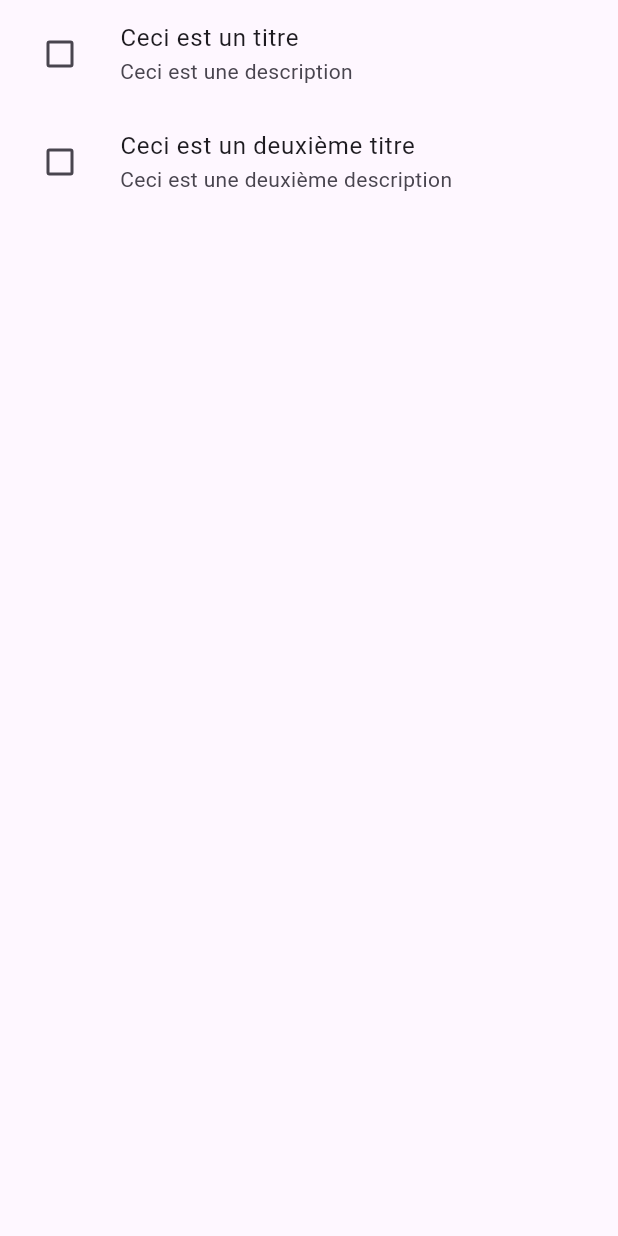
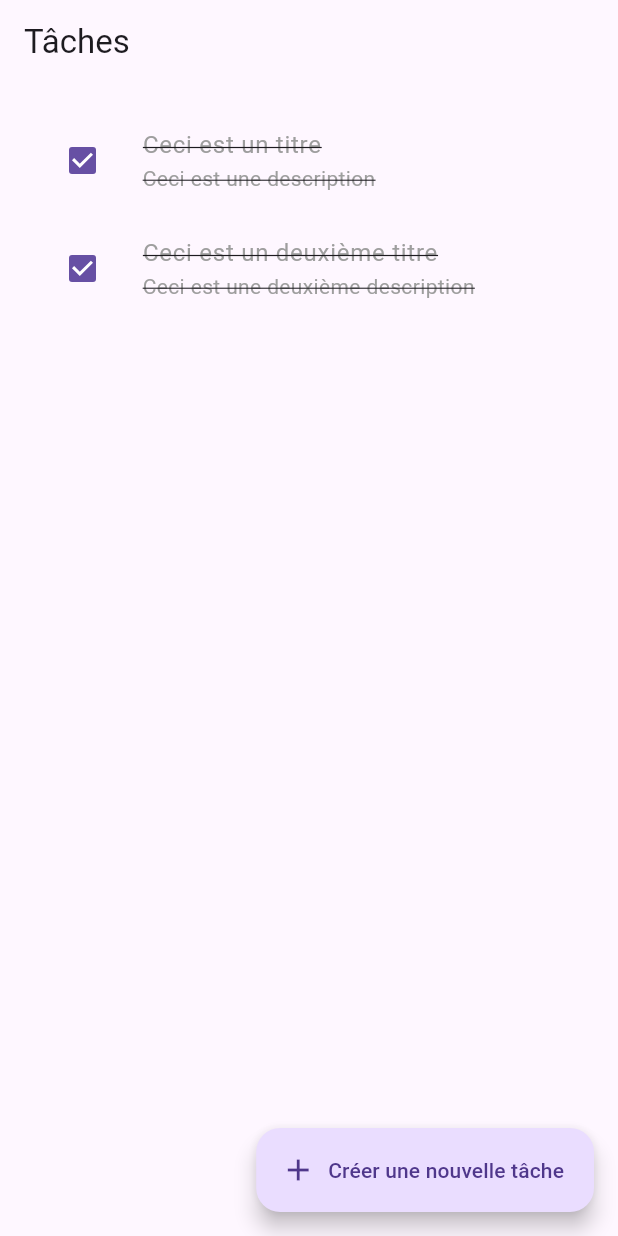
Before and after one commit to JB-0037/todo_list_flutter, a Flutter app: the screen it shows after launch, on a phone screen of 412 x 824 dp. Run offline on Flutter 3.47's test engine with Material 3 defaults, Android fonts, the phone set to English and light mode, and no system bars.

Commit message:
Task: add todo (only design) ✅

```diff
--- a/lib/main.dart
+++ b/lib/main.dart
@@ -2,39 +2,152 @@ import 'package:flutter/material.dart';
 import 'package:todo_list/todo.dart';
 
 void main() {
-  runApp(TodoListApp());
+  runApp(const TodoListApp());
 }
 
 class TodoListApp extends StatefulWidget {
-  TodoListApp({super.key});
+  const TodoListApp({super.key});
 
   @override
   State<TodoListApp> createState() => _TodoListAppState();
 }
 
 class _TodoListAppState extends State<TodoListApp> {
+  @override
+  Widget build(BuildContext context) {
+    return MaterialApp(
+      home: MainRoute(),
+    );
+  }
+}
 
-  List<Todo> todos = [
-    Todo(title: "Ceci est un titre", description: "Ceci est une description"),
+class MainRoute extends StatelessWidget {
+  MainRoute({
+    super.key,
+  });
+
+  final List<Todo> todos = [
+    Todo(title: "Ceci est un titre ", description: "Ceci est une description"),
     Todo(title: "Ceci est un deuxième titre", description: "Ceci est une deuxième description"),
   ];
 
   List<TodoListTile> buildTodoList() {
     List<TodoListTile> tiles = [];
-    for (Todo todo in todos) {
-      tiles.add(TodoListTile(title: todo.title, subtitle: todo.description));
+    for (var i = 0; i < todos.length; i++) {
+      Todo todo = todos[i];
+      todo.isCompleted = true;
+      tiles.add(TodoListTile(title: todo.title, subtitle: todo.description, todos: todos, todoIndex: i, ));
     }
     return tiles;
   }
 
+  void displayTodo(Todo todo) {
+    print("Titre: ${todo.title}, Description ${todo.description}, isCompleted: ${todo.isCompleted}, dueDate: ${todo.dueDate}");
+  }
+
   @override
   Widget build(BuildContext context) {
-    return MaterialApp(
-      home: Scaffold(
-        body: ListView(
-          children: buildTodoList(),
+    return Scaffold(
+      appBar: AppBar(
+        title: const Text("Tâches"),
+      ),
+      body: Padding(
+        padding: const EdgeInsets.all(15.0),
+        child: Column(
+          children: [
+            Expanded(
+              child: ListView(
+                children: buildTodoList(),
+              ),
+            ),
+          ],
         ),
       ),
+      floatingActionButton: FloatingActionButton.extended(
+        icon: const Icon(Icons.add),
+        label: const Text("Créer une nouvelle tâche"),
+        onPressed: () {
+          Navigator.push(
+              context,
+              MaterialPageRoute(builder: (context) => const CreateTodoRoute())
+          );
+        }
+      ),
+    );
+  }
+}
+
+class CreateTodoRoute extends StatefulWidget {
+  const CreateTodoRoute({
+    super.key,
+  });
+
+  @override
+  State<CreateTodoRoute> createState() => _CreateTodoRouteState();
+}
+
+class _CreateTodoRouteState extends State<CreateTodoRoute> {
+
+  final todoNameController = TextEditingController();
+  final todoDescriptionController = TextEditingController();
+  DateTime? todoDueDateValue;
+
+
+  @override
+  Widget build(BuildContext context) {
+    return Scaffold(
+      appBar: AppBar(
+        title: const Text("Créer une nouvelle tâche"),
+      ),
+      body: Column(
+          children: [
+            Padding(
+              padding: const EdgeInsets.only(left: 20, right: 20, bottom: 20),
+              child: TextField(
+                controller: todoNameController,
+                decoration: const InputDecoration(
+                  hintText: "Tâche à réaliser"
+                ),
+              ),
+            ),
+            Padding(
+              padding: const EdgeInsets.only(left: 20, right: 20, bottom: 20),
+              child: TextField(
+                controller: todoDescriptionController,
+                decoration: const InputDecoration(
+                  fillColor: Colors.red,
+                  hintText: "Description de la tâche à réaliser"
+                ),
+              ),
+            ),
+            const Padding(
+              padding: EdgeInsets.only(left: 20, right: 20),
+              child: Text(
+                "Date d'échéance",
+                style: TextStyle(
+                  fontWeight: FontWeight.w700
+                ),
+              ),
+            ),
+            CalendarDatePicker(
+              initialDate: DateTime.now(),
+              firstDate: DateTime.now(),
+              lastDate: DateTime(2100),
+              onDateChanged: (value) {
+                print(value);
+                todoDueDateValue = value;
+              }
+            ),
+            Center(
+              child: FloatingActionButton(
+                child: const Icon(Icons.add),
+                onPressed: () {
+                  print("Nouvelle tâche: ${todoNameController.value.text}, Description: ${todoDescriptionController.value.text}, Échéance: $todoDueDateValue");
+                }
+              ),
+            )
+          ],
+        ),
     );
   }
 }
@@ -42,11 +155,15 @@ class _TodoListAppState extends State<TodoListApp> {
 class TodoListTile extends StatefulWidget {
   final String title;
   final String subtitle;
+  final int todoIndex;
+  final List<Todo> todos;
 
   const TodoListTile({
     super.key,
     required this.title,
     required this.subtitle,
+    required this.todoIndex,
+    required this.todos
   });
 
   @override
@@ -54,31 +171,37 @@ class TodoListTile extends StatefulWidget {
 }
 
 class _TodoListTileState extends State<TodoListTile> {
-  bool isCompleted = false;
+
+  void displayTodo(Todo todo) {
+    print("Titre: ${todo.title}, Description ${todo.description}, isCompleted: ${todo.isCompleted}, dueDate: ${todo.dueDate}");
+  }
 
   @override
   Widget build(BuildContext context) {
+    Todo t = widget.todos[widget.todoIndex];
+    displayTodo(t);
+
     return ListTile(
       leading: Checkbox(
-        value: isCompleted,
+        value: widget.todos[widget.todoIndex].isCompleted,
         onChanged: (value) => {
           setState(() {
-           isCompleted = !isCompleted;
+           widget.todos[widget.todoIndex].isCompleted = !widget.todos[widget.todoIndex].isCompleted;
           })
         },
       ),
       title: Text(
         widget.title.toString(),
         style: TextStyle(
-          decoration: isCompleted ? TextDecoration.lineThrough : null,
-          color: isCompleted ? Colors.grey : null
+          decoration: widget.todos[widget.todoIndex].isCompleted ? TextDecoration.lineThrough : null,
+          color: widget.todos[widget.todoIndex].isCompleted ? Colors.grey : null
         ),
       ),
       subtitle: Text(
         widget.subtitle.toString(),
         style: TextStyle(
-          decoration: isCompleted ? TextDecoration.lineThrough : null,
-          color: isCompleted ? Colors.grey : null
+          decoration: widget.todos[widget.todoIndex].isCompleted ? TextDecoration.lineThrough : null,
+          color: widget.todos[widget.todoIndex].isCompleted ? Colors.grey : null
         ),
       ),
     );
```
